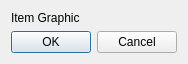
Old version of the form itemwizard.ui in the repository sme-gmbh/smepowercad.
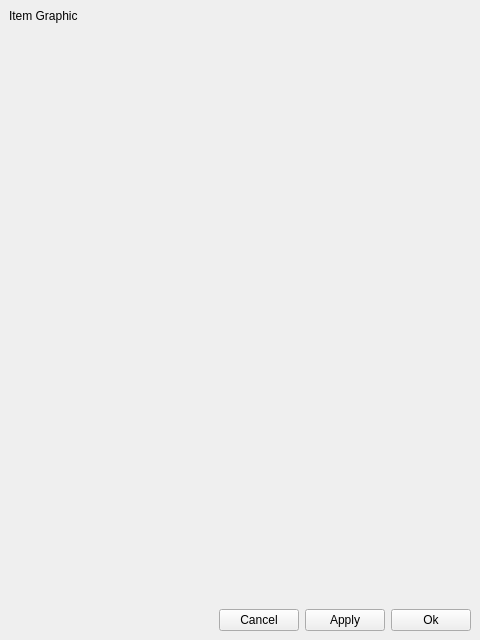
New version of the form.

Commit message: Improved Itemwizard. It is a DockWidget now.

```diff
--- a/itemwizard.ui
+++ b/itemwizard.ui
@@ -1,35 +1,27 @@
 <?xml version="1.0" encoding="UTF-8"?>
 <ui version="4.0">
  <class>ItemWizard</class>
- <widget class="QDialog" name="ItemWizard">
-  <property name="windowModality">
-   <enum>Qt::ApplicationModal</enum>
-  </property>
+ <widget class="QDockWidget" name="ItemWizard">
   <property name="geometry">
    <rect>
     <x>0</x>
     <y>0</y>
-    <width>400</width>
-    <height>300</height>
+    <width>480</width>
+    <height>640</height>
    </rect>
   </property>
-  <property name="sizePolicy">
-   <sizepolicy hsizetype="Minimum" vsizetype="Minimum">
-    <horstretch>0</horstretch>
-    <verstretch>0</verstretch>
-   </sizepolicy>
+  <property name="focusPolicy">
+   <enum>Qt::StrongFocus</enum>
+  </property>
+  <property name="allowedAreas">
+   <set>Qt::LeftDockWidgetArea|Qt::RightDockWidgetArea</set>
   </property>
   <property name="windowTitle">
    <string>New %1</string>
   </property>
-  <property name="modal">
-   <bool>false</bool>
-  </property>
-  <layout class="QVBoxLayout" name="verticalLayout" stretch="0,1,0">
-   <property name="sizeConstraint">
-    <enum>QLayout::SetFixedSize</enum>
-   </property>
-   <item>
+  <widget class="QWidget" name="dockWidgetContents">
+   <layout class="QGridLayout" name="gridLayout">
+    <item row="0" column="0" colspan="4">
     <widget class="QLabel" name="label_itemGraphic">
      <property name="sizePolicy">
       <sizepolicy hsizetype="Minimum" vsizetype="Minimum">
@@ -42,7 +34,44 @@
      </property>
     </widget>
    </item>
-   <item>
+    <item row="3" column="2">
+     <widget class="QPushButton" name="pushButton_apply">
+      <property name="text">
+       <string>Apply</string>
+      </property>
+     </widget>
+    </item>
+    <item row="2" column="0" colspan="4">
+     <spacer name="verticalSpacer">
+      <property name="orientation">
+       <enum>Qt::Vertical</enum>
+      </property>
+      <property name="sizeType">
+       <enum>QSizePolicy::MinimumExpanding</enum>
+      </property>
+      <property name="sizeHint" stdset="0">
+       <size>
+        <width>20</width>
+        <height>0</height>
+       </size>
+      </property>
+     </spacer>
+    </item>
+    <item row="3" column="1">
+     <widget class="QPushButton" name="pushButton_cancel">
+      <property name="text">
+       <string>Cancel</string>
+      </property>
+     </widget>
+    </item>
+    <item row="3" column="3">
+     <widget class="QPushButton" name="pushButton_ok">
+      <property name="text">
+       <string>Ok</string>
+      </property>
+     </widget>
+    </item>
+    <item row="1" column="0" colspan="4">
     <layout class="QFormLayout" name="formLayout">
      <property name="sizeConstraint">
       <enum>QLayout::SetMinAndMaxSize</enum>
@@ -52,20 +81,21 @@
      </property>
     </layout>
    </item>
-   <item>
-    <widget class="QDialogButtonBox" name="buttonBox">
-     <property name="sizePolicy">
-      <sizepolicy hsizetype="Minimum" vsizetype="Minimum">
-       <horstretch>0</horstretch>
-       <verstretch>0</verstretch>
-      </sizepolicy>
-     </property>
-     <property name="standardButtons">
-      <set>QDialogButtonBox::Cancel|QDialogButtonBox::Ok</set>
-     </property>
-    </widget>
-   </item>
-  </layout>
+    <item row="3" column="0">
+     <spacer name="horizontalSpacer">
+      <property name="orientation">
+       <enum>Qt::Horizontal</enum>
+      </property>
+      <property name="sizeHint" stdset="0">
+       <size>
+        <width>40</width>
+        <height>20</height>
+       </size>
+      </property>
+     </spacer>
+    </item>
+   </layout>
+  </widget>
  </widget>
  <resources/>
  <connections/>
```
Lines whose indentation alone changed are shown as unchanged. The commit also changes 4 other files.
